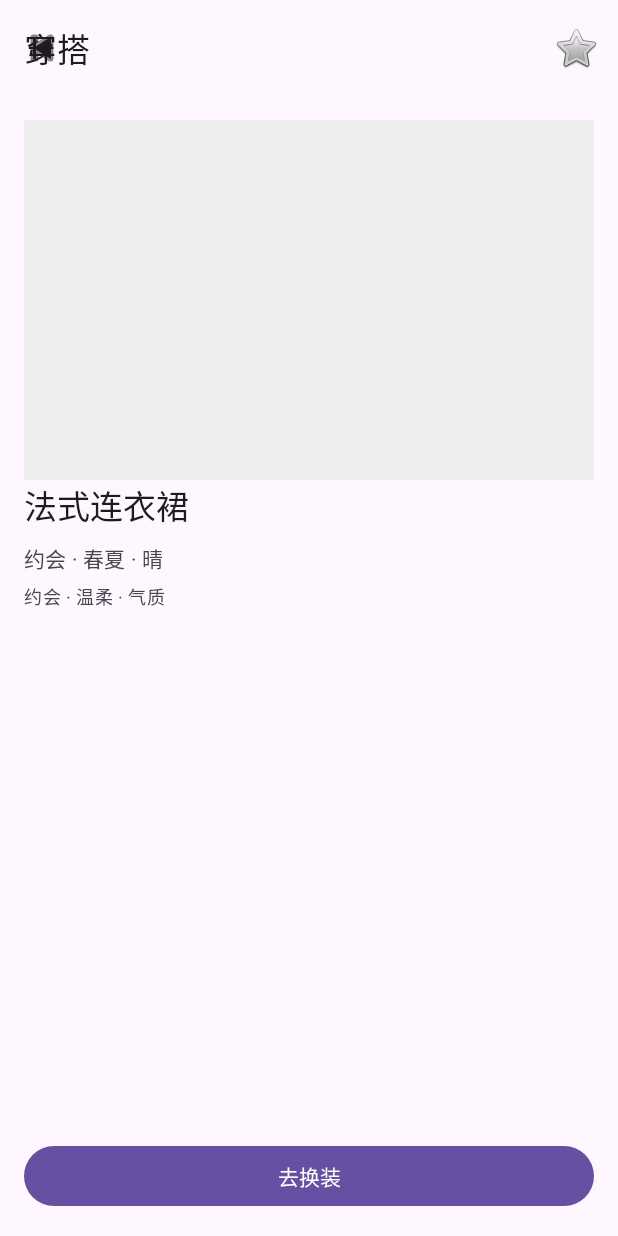
After one commit to lovia11/Dresscode, an Android app: the layout fragment_outfit_detail.xml on its own in the app's theme, with its tools: preview values and no code run, on a phone screen of 412 x 824 dp. The commit adds this screen. Run offline under Robolectric (Android 15) with nearby library versions, the phone set to English and light mode, and no system bars.

Commit message:
feat 穿搭详情页、首页今日推荐升级、账号切换入口、按用户隔离数据与删除管理

```diff
--- a/app/src/main/java/com/example/dresscode/data/repository/OutfitRepository.java
+++ b/app/src/main/java/com/example/dresscode/data/repository/OutfitRepository.java
@@ -6,6 +6,7 @@ import androidx.lifecycle.LiveData;
 
 import com.example.dresscode.data.local.FavoriteEntity;
 import com.example.dresscode.data.local.OutfitCardRow;
+import com.example.dresscode.data.local.OutfitDetailRow;
 import com.example.dresscode.data.local.OutfitDao;
 import com.example.dresscode.data.local.OutfitEntity;
 import com.example.dresscode.data.local.DatabaseProvider;
@@ -41,6 +42,10 @@ public class OutfitRepository {
 
     public LiveData<List<OutfitCardRow>> observeFavoriteOutfits() {
         return outfitDao.observeFavoriteOutfits(owner);
+    }
+
+    public LiveData<OutfitDetailRow> observeOutfitDetail(long id) {
+        return outfitDao.observeOutfitDetail(owner, id);
     }
 
     public void toggleFavorite(long outfitId, boolean shouldFavorite) {
--- a/app/src/main/java/com/example/dresscode/ui/home/adapter/HomeRecommendAdapter.java
+++ b/app/src/main/java/com/example/dresscode/ui/home/adapter/HomeRecommendAdapter.java
@@ -36,7 +36,11 @@ public class HomeRecommendAdapter extends RecyclerView.Adapter<HomeRecommendAdap
         RecommendItem item = data.get(position);
         holder.binding.textTitle.setText(item.title);
         holder.binding.textMeta.setText(item.meta);
-        if (item.imageUri != null && !item.imageUri.trim().isEmpty()) {
+        if (item.imageResId != 0) {
+            holder.binding.imageCover.setImageURI(null);
+            holder.binding.imageCover.setImageResource(item.imageResId);
+            holder.binding.imageCover.setScaleType(android.widget.ImageView.ScaleType.CENTER_INSIDE);
+        } else if (item.imageUri != null && !item.imageUri.trim().isEmpty()) {
             try {
                 holder.binding.imageCover.setImageURI(null);
                 holder.binding.imageCover.setImageURI(android.net.Uri.parse(item.imageUri));
--- /dev/null
+++ b/app/src/main/res/layout/fragment_outfit_detail.xml
@@ -0,0 +1,105 @@
+<?xml version="1.0" encoding="utf-8"?>
+<androidx.constraintlayout.widget.ConstraintLayout xmlns:android="http://schemas.android.com/apk/res/android"
+    xmlns:app="http://schemas.android.com/apk/res-auto"
+    xmlns:tools="http://schemas.android.com/tools"
+    android:layout_width="match_parent"
+    android:layout_height="match_parent"
+    tools:context=".ui.outfits.detail.OutfitDetailFragment">
+
+    <com.google.android.material.appbar.MaterialToolbar
+        android:id="@+id/toolbar_detail"
+        android:layout_width="0dp"
+        android:layout_height="wrap_content"
+        android:background="?attr/colorSurface"
+        app:layout_constraintEnd_toEndOf="parent"
+        app:layout_constraintStart_toStartOf="parent"
+        app:layout_constraintTop_toTopOf="parent"
+        app:title="@string/title_outfits" />
+
+    <ImageButton
+        android:id="@+id/btn_back"
+        android:layout_width="40dp"
+        android:layout_height="40dp"
+        android:layout_marginStart="8dp"
+        android:background="?attr/selectableItemBackgroundBorderless"
+        android:contentDescription="@android:string/cancel"
+        android:src="@android:drawable/ic_media_previous"
+        app:tint="?attr/colorOnSurface"
+        app:layout_constraintStart_toStartOf="@id/toolbar_detail"
+        app:layout_constraintTop_toTopOf="@id/toolbar_detail"
+        app:layout_constraintBottom_toBottomOf="@id/toolbar_detail" />
+
+    <ImageButton
+        android:id="@+id/btn_favorite"
+        android:layout_width="40dp"
+        android:layout_height="40dp"
+        android:layout_marginEnd="8dp"
+        android:background="?attr/selectableItemBackgroundBorderless"
+        android:contentDescription="@string/action_toggle_favorite"
+        android:src="@android:drawable/btn_star_big_off"
+        app:layout_constraintEnd_toEndOf="@id/toolbar_detail"
+        app:layout_constraintTop_toTopOf="@id/toolbar_detail"
+        app:layout_constraintBottom_toBottomOf="@id/toolbar_detail" />
+
+    <ImageView
+        android:id="@+id/image_cover"
+        android:layout_width="0dp"
+        android:layout_height="240dp"
+        android:layout_margin="16dp"
+        android:background="#EEEEEE"
+        android:scaleType="centerInside"
+        app:layout_constraintEnd_toEndOf="parent"
+        app:layout_constraintStart_toStartOf="parent"
+        app:layout_constraintTop_toBottomOf="@id/toolbar_detail" />
+
+    <TextView
+        android:id="@+id/text_title"
+        android:layout_width="0dp"
+        android:layout_height="wrap_content"
+        android:layout_marginStart="16dp"
+        android:layout_marginEnd="16dp"
+        android:textAppearance="?attr/textAppearanceTitleLarge"
+        app:layout_constraintEnd_toEndOf="parent"
+        app:layout_constraintStart_toStartOf="parent"
+        app:layout_constraintTop_toBottomOf="@id/image_cover"
+        tools:text="法式连衣裙" />
+
+    <TextView
+        android:id="@+id/text_meta"
+        android:layout_width="0dp"
+        android:layout_height="wrap_content"
+        android:layout_marginStart="16dp"
+        android:layout_marginTop="8dp"
+        android:layout_marginEnd="16dp"
+        android:textAppearance="?attr/textAppearanceBodyMedium"
+        android:textColor="?attr/colorOnSurfaceVariant"
+        app:layout_constraintEnd_toEndOf="parent"
+        app:layout_constraintStart_toStartOf="parent"
+        app:layout_constraintTop_toBottomOf="@id/text_title"
+        tools:text="约会 · 春夏 · 晴" />
+
+    <TextView
+        android:id="@+id/text_tags"
+        android:layout_width="0dp"
+        android:layout_height="wrap_content"
+        android:layout_marginStart="16dp"
+        android:layout_marginTop="6dp"
+        android:layout_marginEnd="16dp"
+        android:textAppearance="?attr/textAppearanceBodySmall"
+        android:textColor="?attr/colorOnSurfaceVariant"
+        app:layout_constraintEnd_toEndOf="parent"
+        app:layout_constraintStart_toStartOf="parent"
+        app:layout_constraintTop_toBottomOf="@id/text_meta"
+        tools:text="约会 · 温柔 · 气质" />
+
+    <com.google.android.material.button.MaterialButton
+        android:id="@+id/btn_try_swap"
+        android:layout_width="0dp"
+        android:layout_height="wrap_content"
+        android:layout_margin="16dp"
+        android:text="@string/action_go_swap"
+        app:layout_constraintBottom_toBottomOf="parent"
+        app:layout_constraintEnd_toEndOf="parent"
+        app:layout_constraintStart_toStartOf="parent" />
+
+</androidx.constraintlayout.widget.ConstraintLayout>
--- a/app/src/main/res/navigation/nav_graph.xml
+++ b/app/src/main/res/navigation/nav_graph.xml
@@ -33,4 +33,9 @@
         android:id="@+id/weatherFragment"
         android:name="com.example.dresscode.ui.weather.WeatherFragment"
         android:label="@string/title_weather" />
+
+    <fragment
+        android:id="@+id/outfitDetailFragment"
+        android:name="com.example.dresscode.ui.outfits.detail.OutfitDetailFragment"
+        android:label="@string/title_outfits" />
 </navigation>
--- a/app/src/main/res/values/strings.xml
+++ b/app/src/main/res/values/strings.xml
@@ -27,6 +27,7 @@
     <string name="filter_scene">场景</string>
     <string name="filter_weather">天气</string>
     <string name="action_toggle_favorite">收藏/取消收藏</string>
+    <string name="action_go_swap">去换装</string>
     <string name="desc_outfit_image">穿搭图片</string>
     <string name="title_tips">穿搭小技巧</string>
     <string name="tips_content_sample">穿搭公式：1) 基础款 + 1 个亮点；2) 色彩不超过 3 种。\n学生党加分：1) 不盲目跟风潮流；2) 避免全身 Logo 堆积；3) 注意版型合身。</string>
@@ -61,6 +62,8 @@
     <string name="action_logout">退出登录</string>
     <string name="error_login_empty">请输入账号和密码</string>
     <string name="error_login_failed">账号或密码错误</string>
+    <string name="error_register_exists">账号已存在，请直接登录</string>
+    <string name="action_pick_registered_user">选择已注册账号</string>
     <string name="label_current_user">当前账号：</string>
 
     <string-array name="filter_gender_options">
```
Also changed, not shown: app/src/main/java/com/example/dresscode/LoginActivity.java (+19 -0 lines), app/src/main/java/com/example/dresscode/data/local/OutfitDao.java (+9 -0 lines), app/src/main/java/com/example/dresscode/data/local/OutfitDetailRow.java (added, +25 -0 lines), app/src/main/java/com/example/dresscode/data/prefs/AuthRepository.java (+21 -0 lines), app/src/main/java/com/example/dresscode/data/prefs/WeatherPreferencesRepository.java (+30 -8 lines), app/src/main/java/com/example/dresscode/model/RecommendItem.java (+7 -1 lines), app/src/main/java/com/example/dresscode/ui/home/HomeViewModel.java (+114 -35 lines), app/src/main/java/com/example/dresscode/ui/outfits/OutfitsFragment.java (+16 -1 lines), app/src/main/java/com/example/dresscode/ui/outfits/adapter/OutfitAdapter.java (+7 -0 lines), app/src/main/java/com/example/dresscode/ui/outfits/detail/OutfitDetailFragment.java (added, +91 -0 lines), app/src/main/java/com/example/dresscode/ui/outfits/detail/OutfitDetailViewModel.java (added, +39 -0 lines), app/src/main/java/com/example/dresscode/ui/swap/SwapFragment.java (+12 -0 lines), app/src/main/res/layout/activity_login.xml (+10 -0 lines).
